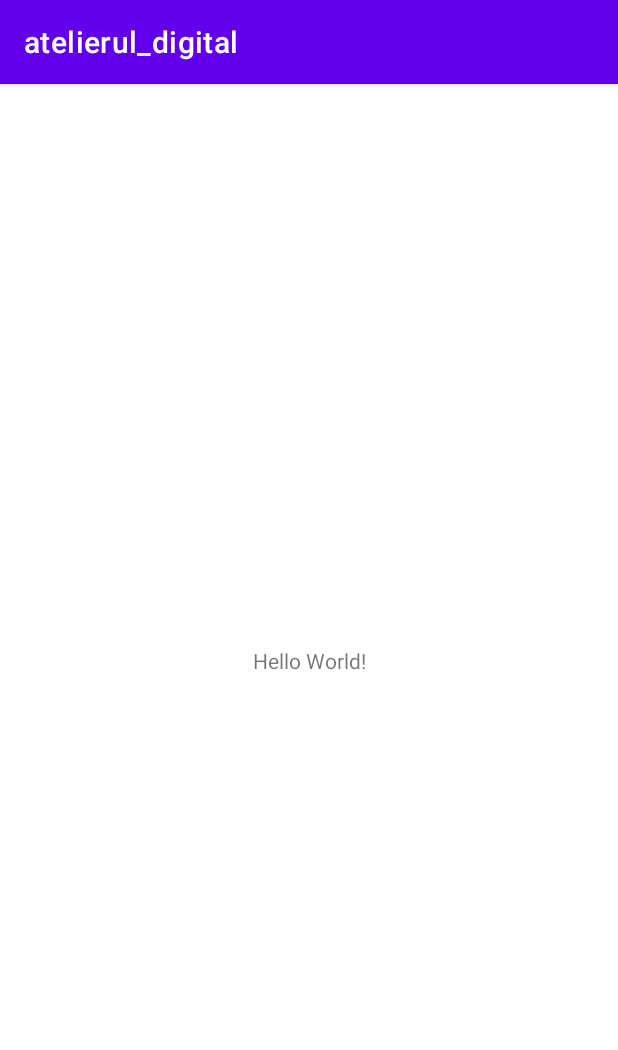
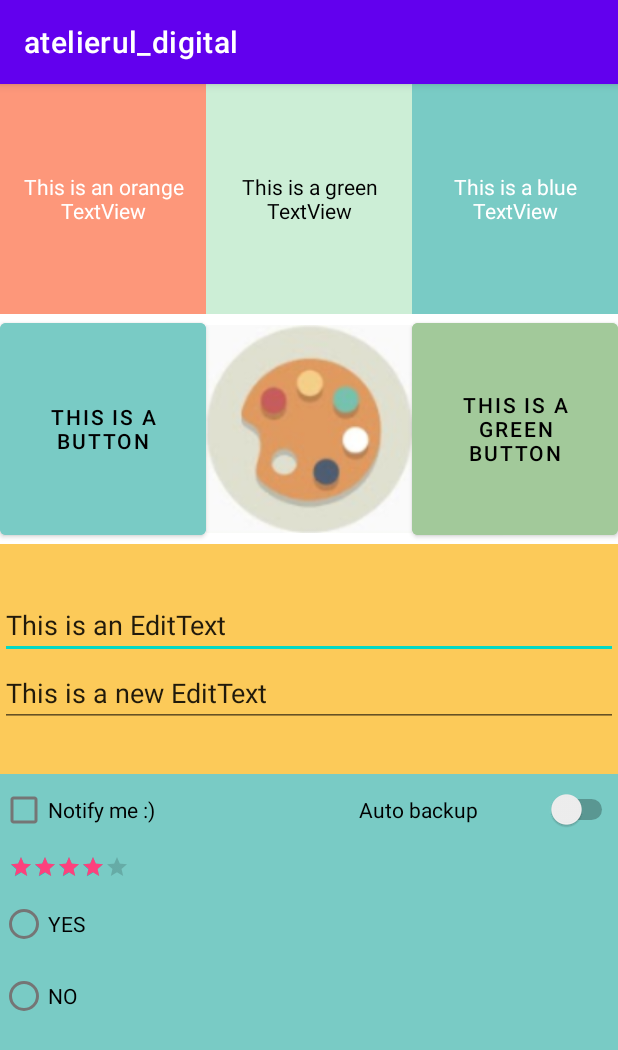
Before and after one commit to alexxmanea/atelierul_digital, an Android app: the screen it shows after launch (MainActivity), on a phone screen of 412 x 824 dp. Shown: the top 1050 px of the screen. Run offline under Robolectric (Android 15) with nearby library versions, the phone set to English and light mode, and no system bars.

Commit message:
Cursul 2 - tema

```diff
--- a/app/src/main/java/com/atelierul_digital/MainActivity.java
+++ b/app/src/main/java/com/atelierul_digital/MainActivity.java
@@ -3,6 +3,7 @@ package com.atelierul_digital;
 import androidx.appcompat.app.AppCompatActivity;
 
 import android.os.Bundle;
+import android.widget.RatingBar;
 
 public class MainActivity extends AppCompatActivity {
 
@@ -10,5 +11,8 @@ public class MainActivity extends AppCompatActivity {
     protected void onCreate(Bundle savedInstanceState) {
         super.onCreate(savedInstanceState);
         setContentView(R.layout.activity_main);
+
+        RatingBar ratingBar = findViewById(R.id.ratingbar_1);
+        ratingBar.setRating(4);
     }
 }
--- a/app/src/main/res/layout/activity_main.xml
+++ b/app/src/main/res/layout/activity_main.xml
@@ -1,18 +1,164 @@
 <?xml version="1.0" encoding="utf-8"?>
-<androidx.constraintlayout.widget.ConstraintLayout xmlns:android="http://schemas.android.com/apk/res/android"
-    xmlns:app="http://schemas.android.com/apk/res-auto"
+<LinearLayout xmlns:android="http://schemas.android.com/apk/res/android"
     xmlns:tools="http://schemas.android.com/tools"
     android:layout_width="match_parent"
     android:layout_height="match_parent"
+    android:orientation="vertical"
+    android:weightSum="5"
     tools:context=".MainActivity">
 
-    <TextView
-        android:layout_width="wrap_content"
-        android:layout_height="wrap_content"
-        android:text="Hello World!"
-        app:layout_constraintBottom_toBottomOf="parent"
-        app:layout_constraintLeft_toLeftOf="parent"
-        app:layout_constraintRight_toRightOf="parent"
-        app:layout_constraintTop_toTopOf="parent" />
+    <LinearLayout
+        android:layout_width="match_parent"
+        android:layout_height="0dp"
+        android:layout_weight="1"
+        android:weightSum="3">
 
-</androidx.constraintlayout.widget.ConstraintLayout>
+        <TextView
+            android:id="@+id/textview_1"
+            android:layout_width="0dp"
+            android:layout_height="match_parent"
+            android:layout_weight="1"
+            android:background="#fd977a"
+            android:gravity="center"
+            android:text="This is an orange TextView"
+            android:textColor="#ffffff" />
+
+        <TextView
+            android:id="@+id/textview_2"
+            android:layout_width="0dp"
+            android:layout_height="match_parent"
+            android:layout_weight="1"
+            android:background="#cceed6"
+            android:gravity="center"
+            android:text="This is a green TextView"
+            android:textColor="#000000" />
+
+        <TextView
+            android:id="@+id/textview_3"
+            android:layout_width="0dp"
+            android:layout_height="match_parent"
+            android:layout_weight="1"
+            android:background="#79cbc5"
+            android:gravity="center"
+            android:text="This is a blue TextView"
+            android:textColor="#ffffff" />
+    </LinearLayout>
+
+    <LinearLayout
+        android:layout_width="match_parent"
+        android:layout_height="0dp"
+        android:layout_weight="1"
+        android:weightSum="3">
+
+        <Button
+            android:id="@+id/button_1"
+            android:layout_width="0dp"
+            android:layout_height="match_parent"
+            android:layout_weight="1"
+            android:backgroundTint="#79cbc5"
+            android:gravity="center"
+            android:text="THIS IS A BUTTON"
+            android:textColor="#000000" />
+
+        <ImageView
+            android:id="@+id/image_1"
+            android:layout_width="0dp"
+            android:layout_height="match_parent"
+            android:layout_weight="1"
+            android:src="@drawable/painting_palette" />
+
+        <Button
+            android:id="@+id/button_2"
+            android:layout_width="0dp"
+            android:layout_height="match_parent"
+            android:layout_weight="1"
+            android:backgroundTint="#a2c99a"
+            android:gravity="center"
+            android:text="THIS IS A GREEN BUTTON"
+            android:textColor="#000000" />
+    </LinearLayout>
+
+    <LinearLayout
+        android:layout_width="match_parent"
+        android:layout_height="0dp"
+        android:layout_weight="1"
+        android:background="#fcca59"
+        android:gravity="center_vertical"
+        android:orientation="vertical">
+
+        <EditText
+            android:id="@+id/edittext_1"
+            android:layout_width="match_parent"
+            android:layout_height="wrap_content"
+            android:text="This is an EditText" />
+
+        <EditText
+            android:id="@+id/edittext_2"
+            android:layout_width="match_parent"
+            android:layout_height="wrap_content"
+            android:text="This is a new EditText" />
+    </LinearLayout>
+
+    <LinearLayout
+        android:layout_width="match_parent"
+        android:layout_height="0dp"
+        android:layout_weight="2"
+        android:background="#79cbc5"
+        android:orientation="vertical">
+
+        <LinearLayout
+            android:layout_width="match_parent"
+            android:layout_height="wrap_content"
+            android:weightSum="2">
+
+            <CheckBox
+                android:id="@+id/checkbox_1"
+                android:layout_width="wrap_content"
+                android:layout_height="wrap_content"
+                android:layout_weight="1"
+                android:gravity="center_vertical"
+                android:text="Notify me :)" />
+
+            <Switch
+                android:id="@+id/switch_1"
+                android:layout_width="wrap_content"
+                android:layout_height="wrap_content"
+                android:layout_weight="1"
+                android:gravity="center"
+                android:text="Auto backup" />
+        </LinearLayout>q
+
+        <LinearLayout
+            android:layout_width="match_parent"
+            android:layout_height="wrap_content"
+            android:padding="6dp">
+
+            <RatingBar
+                android:id="@+id/ratingbar_1"
+                style="@style/Widget.AppCompat.RatingBar.Small"
+                android:layout_width="wrap_content"
+                android:layout_height="wrap_content"
+                android:progressTint="#fd417d"
+                android:numStars="5" />
+        </LinearLayout>
+
+        <RadioGroup
+            android:layout_width="match_parent"
+            android:layout_height="wrap_content">
+
+            <RadioButton
+                android:id="@+id/radiobutton_1"
+                android:layout_width="wrap_content"
+                android:layout_height="wrap_content"
+                android:checked="false"
+                android:text="YES" />
+
+            <RadioButton
+                android:id="@+id/radiobutton_2"
+                android:layout_width="wrap_content"
+                android:layout_height="wrap_content"
+                android:checked="false"
+                android:text="NO" />
+        </RadioGroup>
+    </LinearLayout>
+</LinearLayout>
```
Also changed, not shown: app/src/main/res/drawable-v24/painting_palette.png (added).
